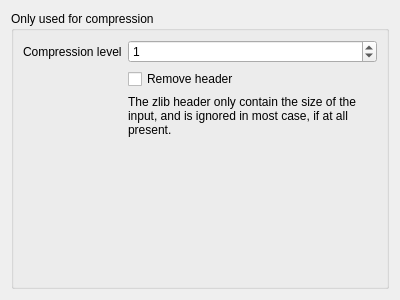
This is defaultplugins/baseplugins/confgui/zlibwidget.ui in metrodango/pip3line as Qt 5 draws it before an edit. The edited form follows.
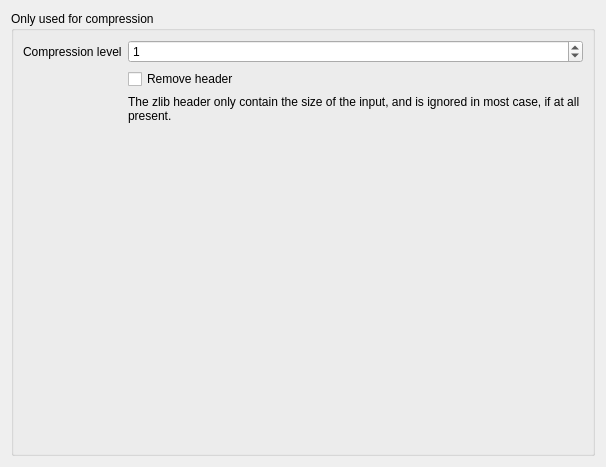
This is the edited form.

```diff
--- a/defaultplugins/baseplugins/confgui/zlibwidget.ui
+++ b/defaultplugins/baseplugins/confgui/zlibwidget.ui
@@ -15,8 +15,8 @@
    <rect>
     <x>0</x>
     <y>0</y>
-    <width>400</width>
-    <height>300</height>
+    <width>606</width>
+    <height>467</height>
    </rect>
   </property>
   <property name="windowTitle">
```
Lines whose indentation alone changed are shown as unchanged.
